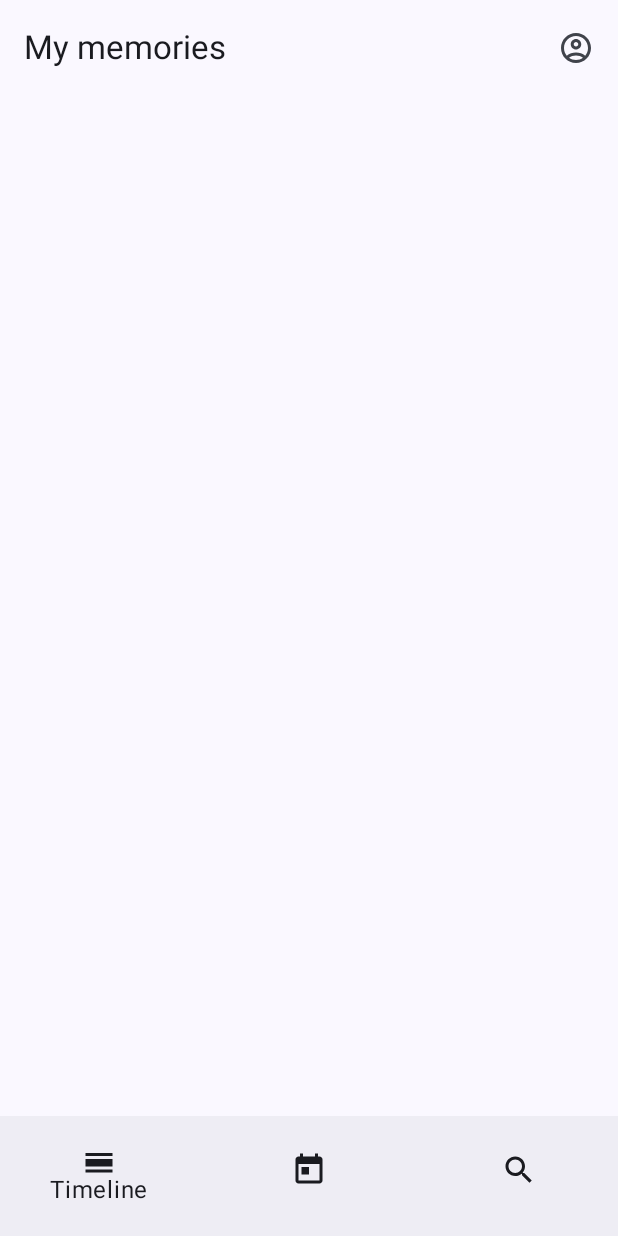
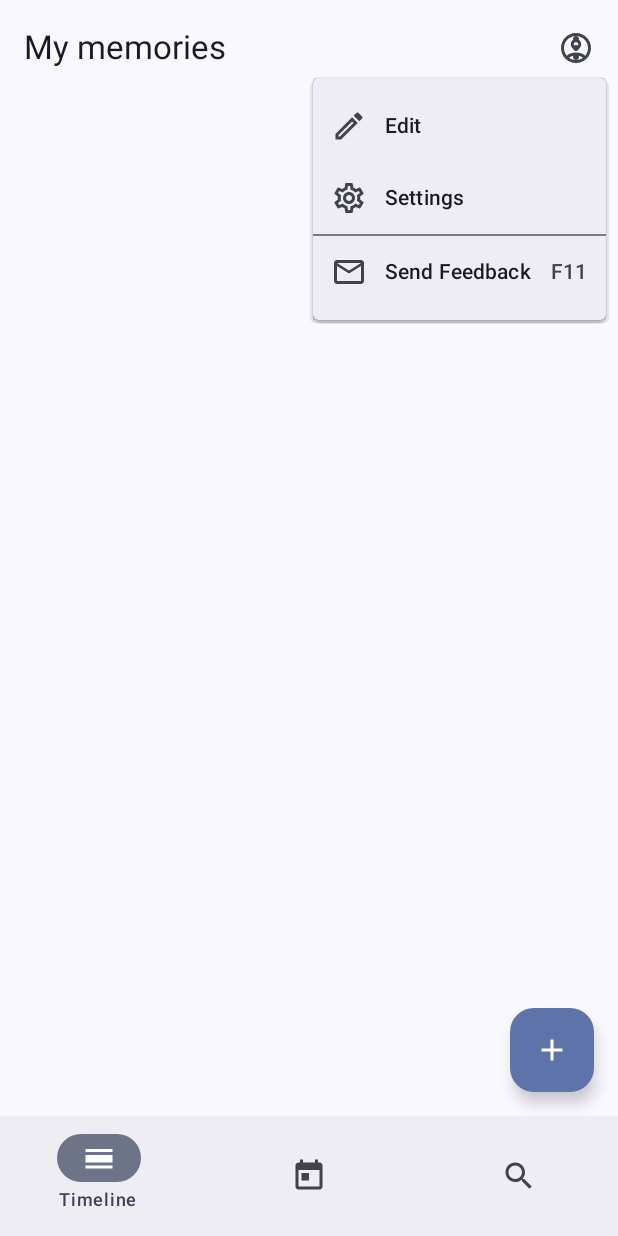
Before and after one commit to PatrikAM/ebc-va1-ls2023, an Android app built with Jetpack Compose: the TodayScreen screen opened through its navigation route, after a tap on "avatar", on a phone screen of 412 x 824 dp. Run offline under Robolectric (Android 15) with nearby library versions, the phone set to English and light mode, and no system bars.

Commit message:
screens, navigation, menu

```diff
--- a/app/src/main/java/cz/mendelu/pef/va1/xmichl/meminiapp/navigation/Destination.kt
+++ b/app/src/main/java/cz/mendelu/pef/va1/xmichl/meminiapp/navigation/Destination.kt
@@ -5,4 +5,6 @@ sealed class Destination(val route: String) {
     object SearchScreen : Destination(route = "search")
     object TodayScreen : Destination(route = "today")
     object SplashScreen : Destination(route = "splash")
+    object MemoryDetailScreen : Destination(route = "detail")
+    object AddEditMemoryScreen : Destination(route = "addedit")
 }
--- a/app/src/main/java/cz/mendelu/pef/va1/xmichl/meminiapp/navigation/INavigationRouter.kt
+++ b/app/src/main/java/cz/mendelu/pef/va1/xmichl/meminiapp/navigation/INavigationRouter.kt
@@ -7,5 +7,7 @@ interface INavigationRouter {
     fun navigateToSearchScreen()
     fun navigateToTimeLineScreen()
     fun navigateToTodayScreen()
+    fun navigateAddEditMemoryScreen()
+    fun navigateToMemoryDetailScreen()
     fun getNavController(): NavController
 }
--- a/app/src/main/java/cz/mendelu/pef/va1/xmichl/meminiapp/navigation/NavGraph.kt
+++ b/app/src/main/java/cz/mendelu/pef/va1/xmichl/meminiapp/navigation/NavGraph.kt
@@ -6,10 +6,7 @@ import androidx.navigation.NavHostController
 import androidx.navigation.compose.NavHost
 import androidx.navigation.compose.composable
 import androidx.navigation.compose.rememberNavController
-import cz.mendelu.pef.va1.xmichl.meminiapp.ui.screens.SearchScreen
-import cz.mendelu.pef.va1.xmichl.meminiapp.ui.screens.SplashScreen
-import cz.mendelu.pef.va1.xmichl.meminiapp.ui.screens.TimeLineScreen
-import cz.mendelu.pef.va1.xmichl.meminiapp.ui.screens.TodayScreen
+import cz.mendelu.pef.va1.xmichl.meminiapp.ui.screens.*
 
 @Composable
 fun NavGraph(
@@ -38,5 +35,9 @@ fun NavGraph(
         composable(Destination.SplashScreen.route) {
             SplashScreen(navigation)
         }
+
+        composable(Destination.AddEditMemoryScreen.route) {
+            AddEditMemoryScreen(navigation)
+        }
     }
 }
--- /dev/null
+++ b/app/src/main/java/cz/mendelu/pef/va1/xmichl/meminiapp/ui/elements/AddMemoryFAB.kt
@@ -0,0 +1,18 @@
+package cz.mendelu.pef.va1.xmichl.meminiapp.ui.elements
+
+import androidx.compose.material.icons.Icons
+import androidx.compose.material.icons.filled.Add
+import androidx.compose.material3.FloatingActionButton
+import androidx.compose.material3.Icon
+import androidx.compose.runtime.Composable
+import cz.mendelu.pef.va1.xmichl.meminiapp.navigation.INavigationRouter
+
+@Composable
+fun AddEditMemoryFAB(navigation: INavigationRouter) {
+    FloatingActionButton(
+        onClick = {
+            navigation.navigateAddEditMemoryScreen()
+        }) {
+        Icon(Icons.Default.Add, contentDescription = "Add")
+    }
+}
--- a/app/src/main/java/cz/mendelu/pef/va1/xmichl/meminiapp/ui/elements/Avatar.kt
+++ b/app/src/main/java/cz/mendelu/pef/va1/xmichl/meminiapp/ui/elements/Avatar.kt
@@ -15,5 +15,6 @@ fun Avatar() {
             imageVector = Icons.Outlined.AccountCircle,
             contentDescription = "avatar",
             )
+        Menu()
     }
 }
--- /dev/null
+++ b/app/src/main/java/cz/mendelu/pef/va1/xmichl/meminiapp/ui/elements/Menu.kt
@@ -0,0 +1,60 @@
+package cz.mendelu.pef.va1.xmichl.meminiapp.ui.elements
+
+import androidx.compose.foundation.layout.Box
+import androidx.compose.foundation.layout.fillMaxSize
+import androidx.compose.foundation.layout.wrapContentSize
+import androidx.compose.material.icons.Icons
+import androidx.compose.material.icons.filled.MoreVert
+import androidx.compose.material.icons.outlined.Edit
+import androidx.compose.material.icons.outlined.Email
+import androidx.compose.material.icons.outlined.Settings
+import androidx.compose.material3.*
+import androidx.compose.runtime.*
+import androidx.compose.ui.Alignment
+import androidx.compose.ui.Modifier
+import androidx.compose.ui.text.style.TextAlign
+
+@Composable
+fun Menu() {
+    var expanded by remember { mutableStateOf(false) }
+
+    Box(modifier = Modifier.fillMaxSize().wrapContentSize(Alignment.TopStart)) {
+        IconButton(onClick = { expanded = true }) {
+            Icon(Icons.Default.MoreVert, contentDescription = "Localized description")
+        }
+        DropdownMenu(
+            expanded = expanded,
+            onDismissRequest = { expanded = false }
+        ) {
+            DropdownMenuItem(
+                text = { Text("Edit") },
+                onClick = { /* Handle edit! */ },
+                leadingIcon = {
+                    Icon(
+                        Icons.Outlined.Edit,
+                        contentDescription = null
+                    )
+                })
+            DropdownMenuItem(
+                text = { Text("Settings") },
+                onClick = { /* Handle settings! */ },
+                leadingIcon = {
+                    Icon(
+                        Icons.Outlined.Settings,
+                        contentDescription = null
+                    )
+                })
+            Divider()
+            DropdownMenuItem(
+                text = { Text("Send Feedback") },
+                onClick = { /* Handle send feedback! */ },
+                leadingIcon = {
+                    Icon(
+                        Icons.Outlined.Email,
+                        contentDescription = null
+                    )
+                },
+                trailingIcon = { Text("F11", textAlign = TextAlign.Center) })
+        }
+    }
+}
--- a/app/src/main/java/cz/mendelu/pef/va1/xmichl/meminiapp/ui/elements/NavScreen.kt
+++ b/app/src/main/java/cz/mendelu/pef/va1/xmichl/meminiapp/ui/elements/NavScreen.kt
@@ -22,12 +22,13 @@ import cz.mendelu.pef.va1.xmichl.meminiapp.navigation.INavigationRouter
 @Composable
 fun NavScreen(
     appBarTitle: String,
-    onBackClick: () -> Unit,
+    onBackClick: () -> Unit = {},
     fullScreenContent: Boolean = false,
     //actions: @Composable() (RowScope.() -> Unit),
     backArrowNeeded: Boolean = false,
     destination: Destination,
     navigation: INavigationRouter,
+    floatingActionButton: @Composable() (() -> Unit) = {},
     content: @Composable (paddingValues: PaddingValues) -> Unit,
 
     ) {
@@ -65,7 +66,7 @@ fun NavScreen(
         bottomBar = {
             NavigationBar {
                 navItems.forEach { navItem ->
-                    BottomNavigationItem(
+                    NavigationBarItem (
                         icon = { Icon(imageVector = navItem.icon, contentDescription = "hello") },
                         label = {
                             if (destination == navItem.destination) {
@@ -76,12 +77,16 @@ fun NavScreen(
                         },
                         selected = destination == navItem.destination,
                         onClick = {
-                            navigation.getNavController().navigate(navItem.destination.route)
-                        }
+                            if (destination != navItem.destination) {
+                                navigation.getNavController().navigate(navItem.destination.route)
+                            }
+                        },
+                        alwaysShowLabel = false
                     )
                 }
             }
-        }
+        },
+        floatingActionButton = floatingActionButton
     ) {
         if (!fullScreenContent) {
             LazyColumn(modifier = Modifier.padding(it)) {
--- a/app/src/main/java/cz/mendelu/pef/va1/xmichl/meminiapp/ui/screens/TimeLineScreen.kt
+++ b/app/src/main/java/cz/mendelu/pef/va1/xmichl/meminiapp/ui/screens/TimeLineScreen.kt
@@ -1,8 +1,13 @@
 package cz.mendelu.pef.va1.xmichl.meminiapp.ui.screens
 
+import androidx.compose.material.Icon
+import androidx.compose.material.icons.Icons
+import androidx.compose.material.icons.filled.Add
+import androidx.compose.material3.FloatingActionButton
 import androidx.compose.runtime.Composable
 import cz.mendelu.pef.va1.xmichl.meminiapp.navigation.Destination
 import cz.mendelu.pef.va1.xmichl.meminiapp.navigation.INavigationRouter
+import cz.mendelu.pef.va1.xmichl.meminiapp.ui.elements.AddEditMemoryFAB
 import cz.mendelu.pef.va1.xmichl.meminiapp.ui.elements.NavScreen
 
 @Composable
@@ -12,7 +17,10 @@ fun TimeLineScreen(navigation: INavigationRouter) {
         onBackClick = {},
         fullScreenContent = false,
         destination = Destination.TimeLineScreen,
-        navigation = navigation
+        navigation = navigation,
+        floatingActionButton = {
+            AddEditMemoryFAB(navigation = navigation)
+        }
     ) {
         //Greeting(name = "Android")
     }
--- a/app/src/main/java/cz/mendelu/pef/va1/xmichl/meminiapp/ui/screens/TodayScreen.kt
+++ b/app/src/main/java/cz/mendelu/pef/va1/xmichl/meminiapp/ui/screens/TodayScreen.kt
@@ -1,8 +1,13 @@
 package cz.mendelu.pef.va1.xmichl.meminiapp.ui.screens
 
+import androidx.compose.material.icons.Icons
+import androidx.compose.material.icons.filled.Add
+import androidx.compose.material3.FloatingActionButton
+import androidx.compose.material3.Icon
 import androidx.compose.runtime.Composable
 import cz.mendelu.pef.va1.xmichl.meminiapp.navigation.Destination
 import cz.mendelu.pef.va1.xmichl.meminiapp.navigation.INavigationRouter
+import cz.mendelu.pef.va1.xmichl.meminiapp.ui.elements.AddEditMemoryFAB
 import cz.mendelu.pef.va1.xmichl.meminiapp.ui.elements.NavScreen
 
 @Composable
@@ -12,7 +17,10 @@ fun TodayScreen(navigation: INavigationRouter) {
         onBackClick = {},
         fullScreenContent = false,
         destination = Destination.TodayScreen,
-        navigation = navigation
+        navigation = navigation,
+        floatingActionButton = {
+            AddEditMemoryFAB(navigation = navigation)
+        }
     ) {
         //Greeting(name = "Android")
     }
```
Also changed, not shown: app/src/main/java/cz/mendelu/pef/va1/xmichl/meminiapp/navigation/NavigationRouterImpl.kt (+12 -1 lines), app/src/main/java/cz/mendelu/pef/va1/xmichl/meminiapp/ui/screens/AddEditMemoryScreen.kt (added, +24 -0 lines), app/src/main/java/cz/mendelu/pef/va1/xmichl/meminiapp/ui/screens/MemoryDetailScreen.kt (added, +23 -0 lines).
